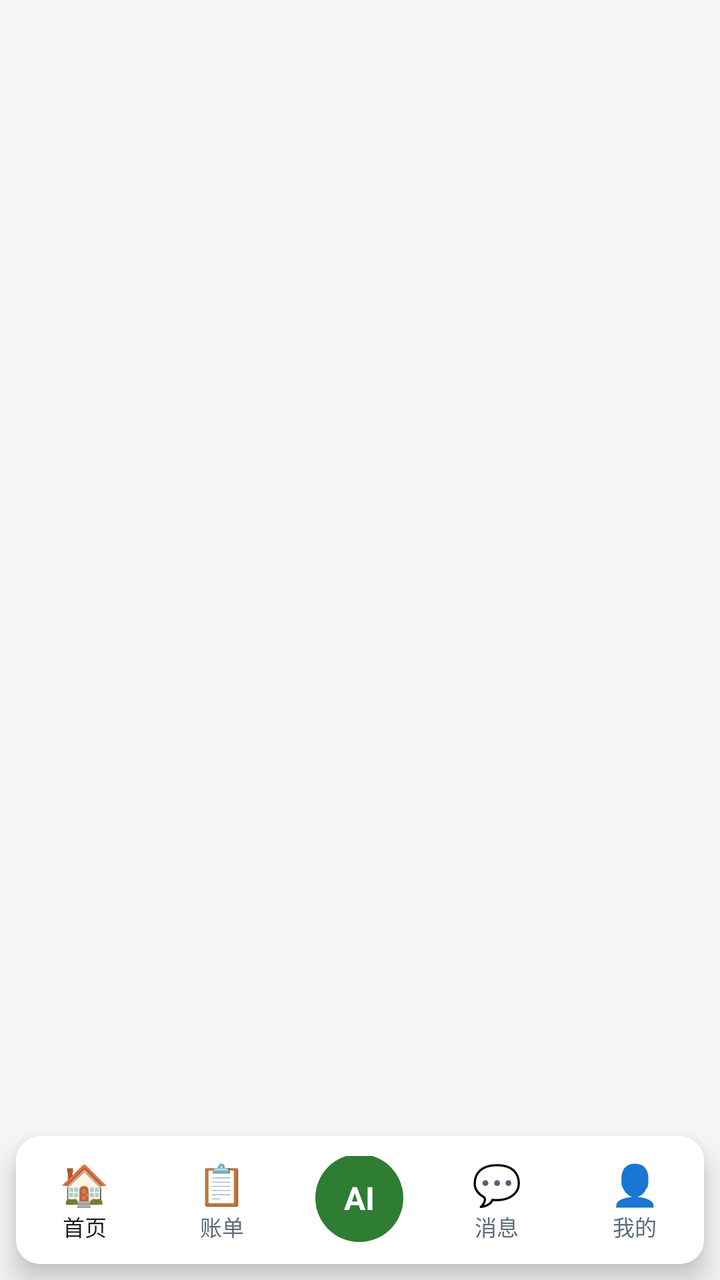
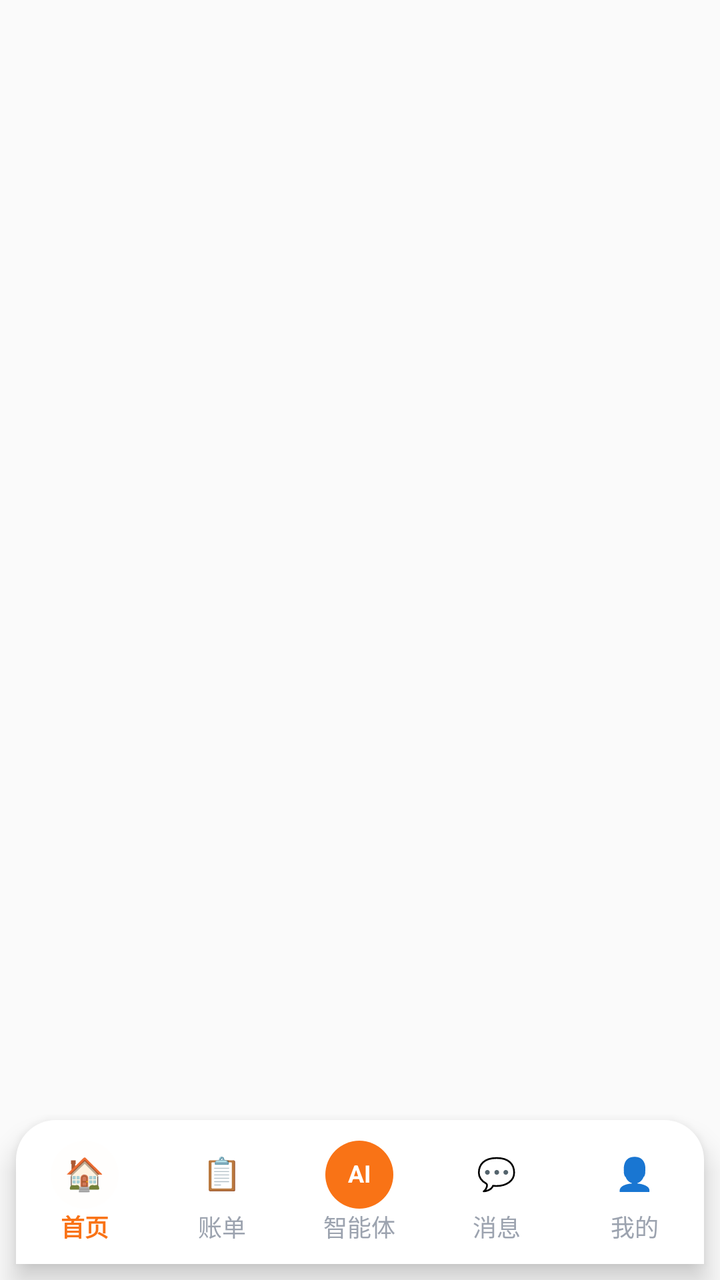

Compare the two renders of this Android layout. The source of the first and the diff that turns it into the second are given below.
<!-- AndroidManifest.xml: application theme Theme.ClothingSI -->
<!-- res/layout/activity_main.xml -->
<?xml version="1.0" encoding="utf-8"?>
<FrameLayout xmlns:android="http://schemas.android.com/apk/res/android"
    xmlns:app="http://schemas.android.com/apk/res-auto"
    android:layout_width="match_parent" android:layout_height="match_parent"
    android:background="#F5F5F5">

    <LinearLayout android:layout_width="match_parent" android:layout_height="match_parent"
        android:orientation="vertical">
        <FrameLayout android:id="@+id/fragment_container"
            android:layout_width="match_parent" android:layout_height="0dp"
            android:layout_weight="1" />

        
        <LinearLayout android:id="@+id/bottom_nav"
            android:layout_width="match_parent" android:layout_height="64dp"
            android:orientation="horizontal" android:gravity="center"
            android:background="@drawable/bottom_nav_bg"
            android:layout_marginHorizontal="8dp" android:layout_marginBottom="8dp"
            android:paddingTop="6dp" android:paddingBottom="6dp"
            android:elevation="8dp"
            android:baselineAligned="false">

            
            <LinearLayout android:id="@+id/nav_home"
                android:layout_width="0dp" android:layout_height="match_parent"
                android:layout_weight="1" android:gravity="center"
                android:orientation="vertical" android:clickable="true" android:focusable="true"
                android:paddingVertical="4dp" android:maxWidth="80dp">
                <TextView android:layout_width="wrap_content" android:layout_height="wrap_content"
                    android:text="🏠" android:textSize="20dp" android:lineSpacingExtra="0dp" />
                <TextView android:layout_width="wrap_content" android:layout_height="wrap_content"
                    android:text="首页" android:textSize="11dp" android:textColor="@color/text_primary"
                    android:includeFontPadding="false" android:lines="1" />
            </LinearLayout>

            
            <LinearLayout android:id="@+id/nav_bills"
                android:layout_width="0dp" android:layout_height="match_parent"
                android:layout_weight="1" android:gravity="center"
                android:orientation="vertical" android:clickable="true" android:focusable="true"
                android:paddingVertical="4dp" android:maxWidth="80dp">
                <TextView android:layout_width="wrap_content" android:layout_height="wrap_content"
                    android:text="📋" android:textSize="20dp" android:lineSpacingExtra="0dp" />
                <TextView android:layout_width="wrap_content" android:layout_height="wrap_content"
                    android:text="账单" android:textSize="11dp" android:textColor="@color/text_secondary"
                    android:includeFontPadding="false" android:lines="1" />
            </LinearLayout>

            
            <LinearLayout android:id="@+id/nav_agent"
                android:layout_width="0dp" android:layout_height="match_parent"
                android:layout_weight="1" android:gravity="center"
                android:orientation="vertical" android:clickable="true" android:focusable="true"
                android:paddingVertical="4dp" android:maxWidth="80dp">
                <TextView android:layout_width="44dp" android:layout_height="44dp"
                    android:text="AI" android:textSize="16dp" android:gravity="center"
                    android:textStyle="bold" android:textColor="@color/white"
                    android:background="@drawable/circle_agent_bg"
                    android:layout_marginBottom="2dp" />
            </LinearLayout>

            
            <LinearLayout android:id="@+id/nav_messages"
                android:layout_width="0dp" android:layout_height="match_parent"
                android:layout_weight="1" android:gravity="center"
                android:orientation="vertical" android:clickable="true" android:focusable="true"
                android:paddingVertical="4dp" android:maxWidth="80dp">
                <TextView android:layout_width="wrap_content" android:layout_height="wrap_content"
                    android:text="💬" android:textSize="20dp" android:lineSpacingExtra="0dp" />
                <TextView android:layout_width="wrap_content" android:layout_height="wrap_content"
                    android:text="消息" android:textSize="11dp" android:textColor="@color/text_secondary"
                    android:includeFontPadding="false" android:lines="1" />
            </LinearLayout>

            
            <LinearLayout android:id="@+id/nav_profile"
                android:layout_width="0dp" android:layout_height="match_parent"
                android:layout_weight="1" android:gravity="center"
                android:orientation="vertical" android:clickable="true" android:focusable="true"
                android:paddingVertical="4dp" android:maxWidth="80dp">
                <TextView android:layout_width="wrap_content" android:layout_height="wrap_content"
                    android:text="👤" android:textSize="20dp" android:lineSpacingExtra="0dp" />
                <TextView android:layout_width="wrap_content" android:layout_height="wrap_content"
                    android:text="我的" android:textSize="11dp" android:textColor="@color/text_secondary"
                    android:includeFontPadding="false" android:lines="1" />
            </LinearLayout>
        </LinearLayout>
    </LinearLayout>
</FrameLayout>
<!-- resources referenced by this layout -->
<resources>
  <color name="text_primary">#1B1F1B</color>
  <color name="text_secondary">#5D6D7E</color>
  <color name="white">#FFFFFF</color>
  <!-- drawable bottom_nav_bg (drawable) -->
  <?xml version="1.0" encoding="utf-8"?>
  <shape xmlns:android="http://schemas.android.com/apk/res/android" android:shape="rectangle">
      <solid android:color="@color/white" />
      <corners android:radius="12dp" />
  </shape>
  <!-- drawable circle_agent_bg (drawable) -->
  <?xml version="1.0" encoding="utf-8"?>
  <shape xmlns:android="http://schemas.android.com/apk/res/android" android:shape="oval">
      <solid android:color="@color/primary" />
      <size android:width="44dp" android:height="44dp" />
  </shape>
  <style name="Theme.ClothingSI" parent="Theme.Material3.Light.NoActionBar">
          <item name="colorPrimary">@color/primary</item>
          <item name="colorPrimaryDark">@color/primary_dark</item>
          <item name="colorAccent">@color/accent</item>
          <item name="android:statusBarColor">@android:color/transparent</item>
          <item name="android:navigationBarColor">@color/white</item>
          
          <item name="android:windowLightStatusBar">true</item>
          
          <item name="android:fontFamily">sans-serif</item>
          <item name="android:textViewStyle">@style/TextView.Base</item>
      </style>
  <color name="primary">#2E7D32</color>
  <color name="primary_dark">#1B5E20</color>
  <color name="accent">#66BB6A</color>
  <style name="TextView.Base" parent="android:Widget.TextView">
          <item name="android:fontFamily">sans-serif</item>
      </style>
</resources>

<!-- the commit's change to res/layout/activity_main.xml (unified diff, before → after) -->
@@ -2,7 +2,7 @@
 <FrameLayout xmlns:android="http://schemas.android.com/apk/res/android"
     xmlns:app="http://schemas.android.com/apk/res-auto"
     android:layout_width="match_parent" android:layout_height="match_parent"
-    android:background="#F5F5F5">
+    android:background="@color/md_surface_container_low">
 
     <LinearLayout android:layout_width="match_parent" android:layout_height="match_parent"
         android:orientation="vertical">
@@ -12,11 +12,11 @@
 
         
         <LinearLayout android:id="@+id/bottom_nav"
-            android:layout_width="match_parent" android:layout_height="64dp"
+            android:layout_width="match_parent" android:layout_height="72dp"
             android:orientation="horizontal" android:gravity="center"
             android:background="@drawable/bottom_nav_bg"
             android:layout_marginHorizontal="8dp" android:layout_marginBottom="8dp"
-            android:paddingTop="6dp" android:paddingBottom="6dp"
+            android:paddingTop="4dp" android:paddingBottom="4dp"
             android:elevation="8dp"
             android:baselineAligned="false">
 
@@ -24,12 +24,19 @@
             <LinearLayout android:id="@+id/nav_home"
                 android:layout_width="0dp" android:layout_height="match_parent"
                 android:layout_weight="1" android:gravity="center"
-                android:orientation="vertical" android:clickable="true" android:focusable="true"
-                android:paddingVertical="4dp" android:maxWidth="80dp">
-                <TextView android:layout_width="wrap_content" android:layout_height="wrap_content"
-                    android:text="🏠" android:textSize="20dp" android:lineSpacingExtra="0dp" />
-                <TextView android:layout_width="wrap_content" android:layout_height="wrap_content"
-                    android:text="首页" android:textSize="11dp" android:textColor="@color/text_primary"
+                android:orientation="vertical" android:clickable="true" android:focusable="true">
+                <TextView android:id="@+id/nav_home_icon"
+                    android:layout_width="34dp" android:layout_height="34dp"
+                    android:text="🏠" android:textSize="16sp"
+                    android:gravity="center"
+                    android:background="@drawable/circle_bg"
+                    android:backgroundTint="@color/md_primary_container"
+                    android:includeFontPadding="false" />
+                <TextView android:id="@+id/nav_home_label"
+                    android:layout_width="wrap_content" android:layout_height="wrap_content"
+                    android:text="首页" android:textSize="12sp"
+                    android:textColor="@color/md_primary"
+                    android:textStyle="bold"
                     android:includeFontPadding="false" android:lines="1" />
             </LinearLayout>
 
@@ -37,12 +44,17 @@
             <LinearLayout android:id="@+id/nav_bills"
                 android:layout_width="0dp" android:layout_height="match_parent"
                 android:layout_weight="1" android:gravity="center"
-                android:orientation="vertical" android:clickable="true" android:focusable="true"
-                android:paddingVertical="4dp" android:maxWidth="80dp">
-                <TextView android:layout_width="wrap_content" android:layout_height="wrap_content"
-                    android:text="📋" android:textSize="20dp" android:lineSpacingExtra="0dp" />
-                <TextView android:layout_width="wrap_content" android:layout_height="wrap_content"
-                    android:text="账单" android:textSize="11dp" android:textColor="@color/text_secondary"
+                android:orientation="vertical" android:clickable="true" android:focusable="true">
+                <TextView android:id="@+id/nav_bills_icon"
+                    android:layout_width="34dp" android:layout_height="34dp"
+                    android:text="📋" android:textSize="16sp"
+                    android:gravity="center"
+                    android:background="@android:color/transparent"
+                    android:includeFontPadding="false" />
+                <TextView android:id="@+id/nav_bills_label"
+                    android:layout_width="wrap_content" android:layout_height="wrap_content"
+                    android:text="账单" android:textSize="12sp"
+                    android:textColor="@color/md_on_surface_variant"
                     android:includeFontPadding="false" android:lines="1" />
             </LinearLayout>
 
@@ -50,25 +62,35 @@
             <LinearLayout android:id="@+id/nav_agent"
                 android:layout_width="0dp" android:layout_height="match_parent"
                 android:layout_weight="1" android:gravity="center"
-                android:orientation="vertical" android:clickable="true" android:focusable="true"
-                android:paddingVertical="4dp" android:maxWidth="80dp">
-                <TextView android:layout_width="44dp" android:layout_height="44dp"
-                    android:text="AI" android:textSize="16dp" android:gravity="center"
-                    android:textStyle="bold" android:textColor="@color/white"
+                android:orientation="vertical" android:clickable="true" android:focusable="true">
+                <TextView android:id="@+id/nav_agent_icon"
+                    android:layout_width="34dp" android:layout_height="34dp"
+                    android:text="AI" android:textSize="12sp" android:gravity="center"
+                    android:textStyle="bold" android:textColor="@color/md_on_primary"
                     android:background="@drawable/circle_agent_bg"
-                    android:layout_marginBottom="2dp" />
+                    android:includeFontPadding="false" />
+                <TextView android:id="@+id/nav_agent_label"
+                    android:layout_width="wrap_content" android:layout_height="wrap_content"
+                    android:text="智能体" android:textSize="12sp"
+                    android:textColor="@color/md_on_surface_variant"
+                    android:includeFontPadding="false" android:lines="1" />
             </LinearLayout>
 
             
             <LinearLayout android:id="@+id/nav_messages"
                 android:layout_width="0dp" android:layout_height="match_parent"
                 android:layout_weight="1" android:gravity="center"
-                android:orientation="vertical" android:clickable="true" android:focusable="true"
-                android:paddingVertical="4dp" android:maxWidth="80dp">
-                <TextView android:layout_width="wrap_content" android:layout_height="wrap_content"
-                    android:text="💬" android:textSize="20dp" android:lineSpacingExtra="0dp" />
-                <TextView android:layout_width="wrap_content" android:layout_height="wrap_content"
-                    android:text="消息" android:textSize="11dp" android:textColor="@color/text_secondary"
+                android:orientation="vertical" android:clickable="true" android:focusable="true">
+                <TextView android:id="@+id/nav_messages_icon"
+                    android:layout_width="34dp" android:layout_height="34dp"
+                    android:text="💬" android:textSize="16sp"
+                    android:gravity="center"
+                    android:background="@android:color/transparent"
+                    android:includeFontPadding="false" />
+                <TextView android:id="@+id/nav_messages_label"
+                    android:layout_width="wrap_content" android:layout_height="wrap_content"
+                    android:text="消息" android:textSize="12sp"
+                    android:textColor="@color/md_on_surface_variant"
                     android:includeFontPadding="false" android:lines="1" />
             </LinearLayout>
 
@@ -76,12 +98,17 @@
             <LinearLayout android:id="@+id/nav_profile"
                 android:layout_width="0dp" android:layout_height="match_parent"
                 android:layout_weight="1" android:gravity="center"
-                android:orientation="vertical" android:clickable="true" android:focusable="true"
-                android:paddingVertical="4dp" android:maxWidth="80dp">
-                <TextView android:layout_width="wrap_content" android:layout_height="wrap_content"
-                    android:text="👤" android:textSize="20dp" android:lineSpacingExtra="0dp" />
-                <TextView android:layout_width="wrap_content" android:layout_height="wrap_content"
-                    android:text="我的" android:textSize="11dp" android:textColor="@color/text_secondary"
+                android:orientation="vertical" android:clickable="true" android:focusable="true">
+                <TextView android:id="@+id/nav_profile_icon"
+                    android:layout_width="34dp" android:layout_height="34dp"
+                    android:text="👤" android:textSize="16sp"
+                    android:gravity="center"
+                    android:background="@android:color/transparent"
+                    android:includeFontPadding="false" />
+                <TextView android:id="@+id/nav_profile_label"
+                    android:layout_width="wrap_content" android:layout_height="wrap_content"
+                    android:text="我的" android:textSize="12sp"
+                    android:textColor="@color/md_on_surface_variant"
                     android:includeFontPadding="false" android:lines="1" />
             </LinearLayout>
         </LinearLayout>
<!-- resource entries referenced after the edit -->
@@ -1,35 +1,74 @@
 <!-- resources referenced by this layout -->
 <resources>
-  <color name="text_primary">#1B1F1B</color>
-  <color name="text_secondary">#5D6D7E</color>
-  <color name="white">#FFFFFF</color>
+  <color name="md_on_primary">#FFFFFF</color>
+  <color name="md_on_surface_variant">#9CA3AF</color>
+  <color name="md_primary">#F97316</color>
+  <color name="md_primary_container">#FFF7ED</color>
+  <color name="md_surface_container_low">#FAFAFA</color>
   <!-- drawable bottom_nav_bg (drawable) -->
   <?xml version="1.0" encoding="utf-8"?>
   <shape xmlns:android="http://schemas.android.com/apk/res/android" android:shape="rectangle">
-      <solid android:color="@color/white" />
-      <corners android:radius="12dp" />
+      <solid android:color="@color/md_surface" />
+      <corners android:topLeftRadius="20dp" android:topRightRadius="20dp" android:bottomLeftRadius="0dp" android:bottomRightRadius="0dp" />
   </shape>
   <!-- drawable circle_agent_bg (drawable) -->
   <?xml version="1.0" encoding="utf-8"?>
   <shape xmlns:android="http://schemas.android.com/apk/res/android" android:shape="oval">
-      <solid android:color="@color/primary" />
-      <size android:width="44dp" android:height="44dp" />
+      <solid android:color="@color/md_primary" />
+      <size android:width="34dp" android:height="34dp" />
+  </shape>
+  <!-- drawable circle_bg (drawable) -->
+  <?xml version="1.0" encoding="utf-8"?>
+  <shape xmlns:android="http://schemas.android.com/apk/res/android" android:shape="oval">
+      <solid android:color="#26FFFFFF" />
   </shape>
   <style name="Theme.ClothingSI" parent="Theme.Material3.Light.NoActionBar">
-          <item name="colorPrimary">@color/primary</item>
-          <item name="colorPrimaryDark">@color/primary_dark</item>
-          <item name="colorAccent">@color/accent</item>
+          
+          <item name="colorPrimary">@color/md_primary</item>
+          <item name="colorOnPrimary">@color/md_on_primary</item>
+          <item name="colorPrimaryContainer">@color/md_primary_container</item>
+          <item name="colorOnPrimaryContainer">@color/md_on_primary_container</item>
+  
+          
+          <item name="colorSecondary">@color/md_secondary</item>
+          <item name="colorOnSecondary">@color/md_on_secondary</item>
+          <item name="colorSecondaryContainer">@color/md_secondary_container</item>
+          <item name="colorOnSecondaryContainer">@color/md_on_secondary_container</item>
+  
+          
+          <item name="android:colorBackground">@color/md_surface_container_low</item>
+          <item name="colorSurface">@color/md_surface</item>
+          <item name="colorOnSurface">@color/md_on_surface</item>
+          <item name="colorOnSurfaceVariant">@color/md_on_surface_variant</item>
+  
+          
+          <item name="colorOutline">@color/md_outline</item>
+          <item name="colorOutlineVariant">@color/md_outline_variant</item>
+  
+          
+          <item name="colorError">@color/md_error</item>
+          <item name="colorOnError">@color/md_on_error</item>
+  
+          
           <item name="android:statusBarColor">@android:color/transparent</item>
-          <item name="android:navigationBarColor">@color/white</item>
-          
+          <item name="android:navigationBarColor">@color/md_surface</item>
           <item name="android:windowLightStatusBar">true</item>
+  
           
           <item name="android:fontFamily">sans-serif</item>
           <item name="android:textViewStyle">@style/TextView.Base</item>
       </style>
-  <color name="primary">#2E7D32</color>
-  <color name="primary_dark">#1B5E20</color>
-  <color name="accent">#66BB6A</color>
+  <color name="md_surface">#FFFFFF</color>
+  <color name="md_on_primary_container">#5C3D00</color>
+  <color name="md_secondary">#2563EB</color>
+  <color name="md_on_secondary">#FFFFFF</color>
+  <color name="md_secondary_container">#DBEAFE</color>
+  <color name="md_on_secondary_container">#001A3E</color>
+  <color name="md_on_surface">#1F2937</color>
+  <color name="md_outline">#9CA3AF</color>
+  <color name="md_outline_variant">#D1D5DB</color>
+  <color name="md_error">#EF4444</color>
+  <color name="md_on_error">#FFFFFF</color>
   <style name="TextView.Base" parent="android:Widget.TextView">
           <item name="android:fontFamily">sans-serif</item>
       </style>
